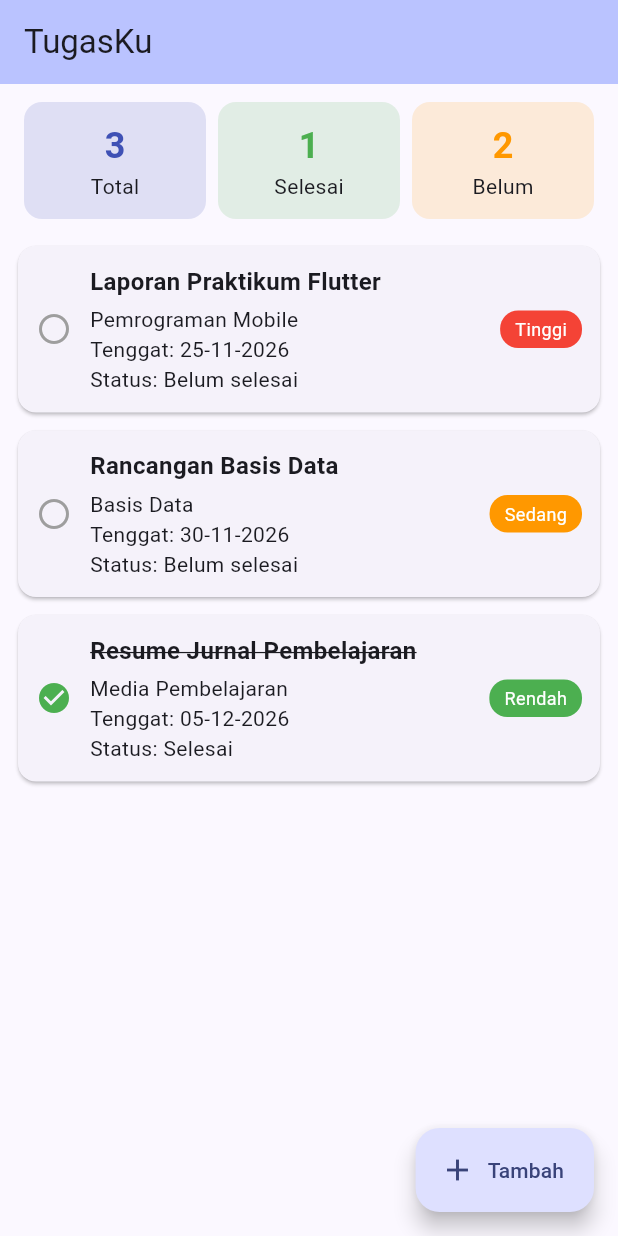
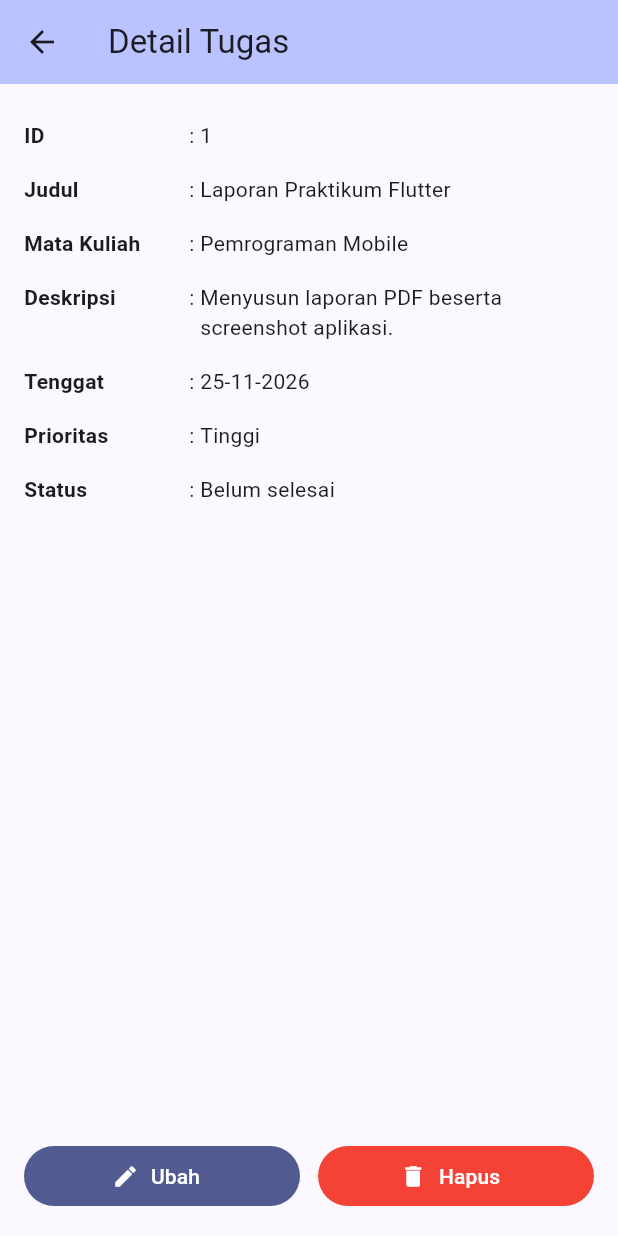
Before and after one commit to abayysem/UTS-Pemrograman-Mobile-C2483207013-AkbarSyam, a Flutter app: the screen it shows after launch, after a tap on "Laporan Praktikum Flutter", on a phone screen of 412 x 824 dp. Run offline on Flutter 3.47's test engine with Material 3 defaults, Android fonts, the phone set to English and light mode, and no system bars.

Commit message:
Tambah halaman detail tugas

```diff
--- a/lib/screens/daftar_tugas_screen.dart
+++ b/lib/screens/daftar_tugas_screen.dart
@@ -2,6 +2,7 @@ import 'package:flutter/material.dart';
 import '../models/tugas.dart';
 import '../widgets/kartu_tugas.dart';
 import 'daftar_form_screen.dart';
+import 'detail_tugas_screen.dart';
 
 class DaftarTugasScreen extends StatefulWidget {
   const DaftarTugasScreen({super.key});
@@ -81,6 +82,13 @@ class _DaftarTugasScreenState extends State<DaftarTugasScreen> {
     _pesan('Tugas berhasil ditambahkan');
   }
 
+  void _bukaDetail(Tugas tugas) {
+    Navigator.push(
+      context,
+      MaterialPageRoute(builder: (_) => DetailTugasScreen(tugas: tugas)),
+    );
+  }
+
   @override
   Widget build(BuildContext context) {
     final total = _daftarTugas.length;
@@ -122,7 +130,7 @@ class _DaftarTugasScreenState extends State<DaftarTugasScreen> {
                       final tugas = _daftarTugas[index];
                       return KartuTugas(
                         tugas: tugas,
-                        onTap: () {}, // diisi pada tahap 8
+                        onTap: () => _bukaDetail(tugas), // diisi pada tahap 8
                       );
                     },
                   ),
--- /dev/null
+++ b/lib/screens/detail_tugas_screen.dart
@@ -0,0 +1,74 @@
+import 'package:flutter/material.dart';
+import '../models/tugas.dart';
+
+class DetailTugasScreen extends StatelessWidget {
+  final Tugas tugas;
+
+  const DetailTugasScreen({super.key, required this.tugas});
+
+  Widget _baris(String label, String nilai) {
+    return Padding(
+      padding: const EdgeInsets.symmetric(vertical: 8),
+      child: Row(
+        crossAxisAlignment: CrossAxisAlignment.start,
+        children: [
+          SizedBox(
+            width: 110,
+            child: Text(
+              label,
+              style: const TextStyle(fontWeight: FontWeight.bold),
+            ),
+          ),
+          const Text(': '),
+          Expanded(child: Text(nilai)),
+        ],
+      ),
+    );
+  }
+
+  @override
+  Widget build(BuildContext context) {
+    return Scaffold(
+      appBar: AppBar(
+        title: const Text('Detail Tugas'),
+        backgroundColor: Theme.of(context).colorScheme.inversePrimary,
+      ),
+      body: Padding(
+        padding: const EdgeInsets.all(16),
+        child: Column(
+          crossAxisAlignment: CrossAxisAlignment.start,
+          children: [
+            _baris('ID', tugas.id),
+            _baris('Judul', tugas.judul),
+            _baris('Mata Kuliah', tugas.mataKuliah),
+            _baris('Deskripsi', tugas.deskripsi),
+            _baris('Tenggat', tugas.tenggat),
+            _baris('Prioritas', tugas.prioritas),
+            _baris('Status', tugas.selesai ? 'Selesai' : 'Belum selesai'),
+            const Spacer(),
+            Row(
+              children: [
+                Expanded(
+                  child: FilledButton.icon(
+                    onPressed: () {}, // diisi pada tahap 9
+                    icon: const Icon(Icons.edit),
+                    label: const Text('Ubah'),
+                  ),
+                ),
+                const SizedBox(width: 12),
+                Expanded(
+                  child: FilledButton.icon(
+                    style: FilledButton.styleFrom(backgroundColor: Colors.red),
+                    onPressed: () {}, // diisi pada tahap 10
+                    icon: const Icon(Icons.delete),
+                    label: const Text('Hapus'),
+                  ),
+                ),
+              ],
+            ),
+          ],
+        ),
+      ),
+    );
+  }
+}
```
